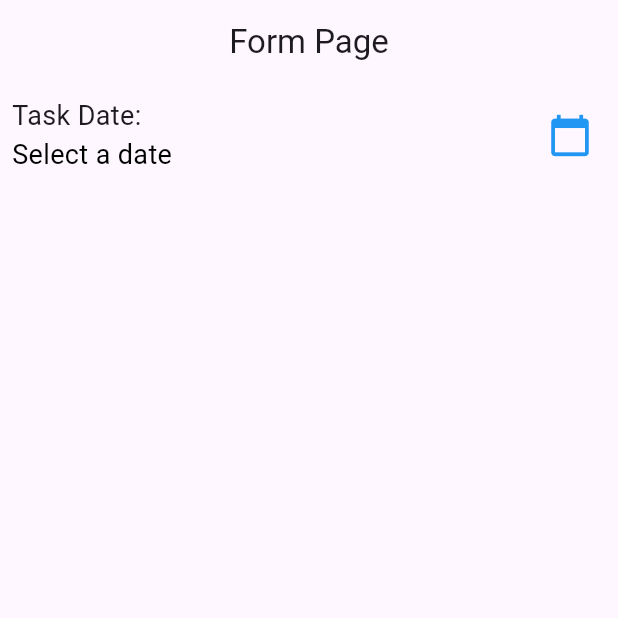
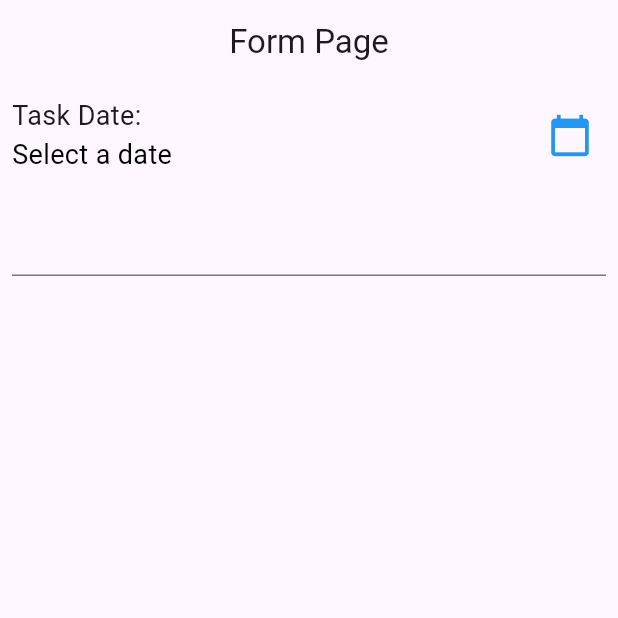
Before and after one commit to YusvanTriAtmojo/TodoApp_0082, a Flutter app: the screen it shows after launch, on a phone screen of 412 x 824 dp, the top half of it. Run offline on Flutter 3.47's test engine with Material 3 defaults, Android fonts, the phone set to English and light mode, and no system bars.

Commit message:
Membuat Form TextFormField untuk taskController

```diff
--- a/lib/statefull_form.dart
+++ b/lib/statefull_form.dart
@@ -177,6 +177,19 @@ class _StatefullFormState extends State<StatefullForm> {
                   ),
                 ],
               ),
+              SizedBox(height: 20),
+              Form(
+                key: key,
+                child: Row(
+                  children: [
+                    Expanded(
+                      child: TextFormField(
+                        controller: taskController,
+                      ),
+                    ),
+                  ],
+                ),
+              ),
             ],
           ),
         ),
```
